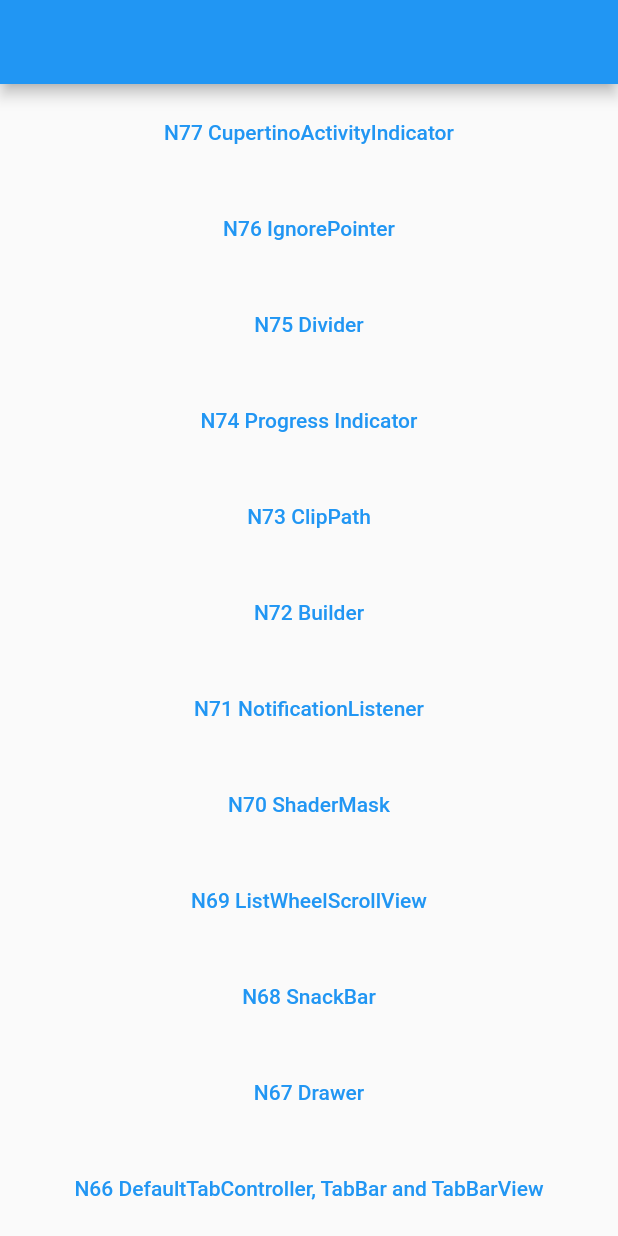
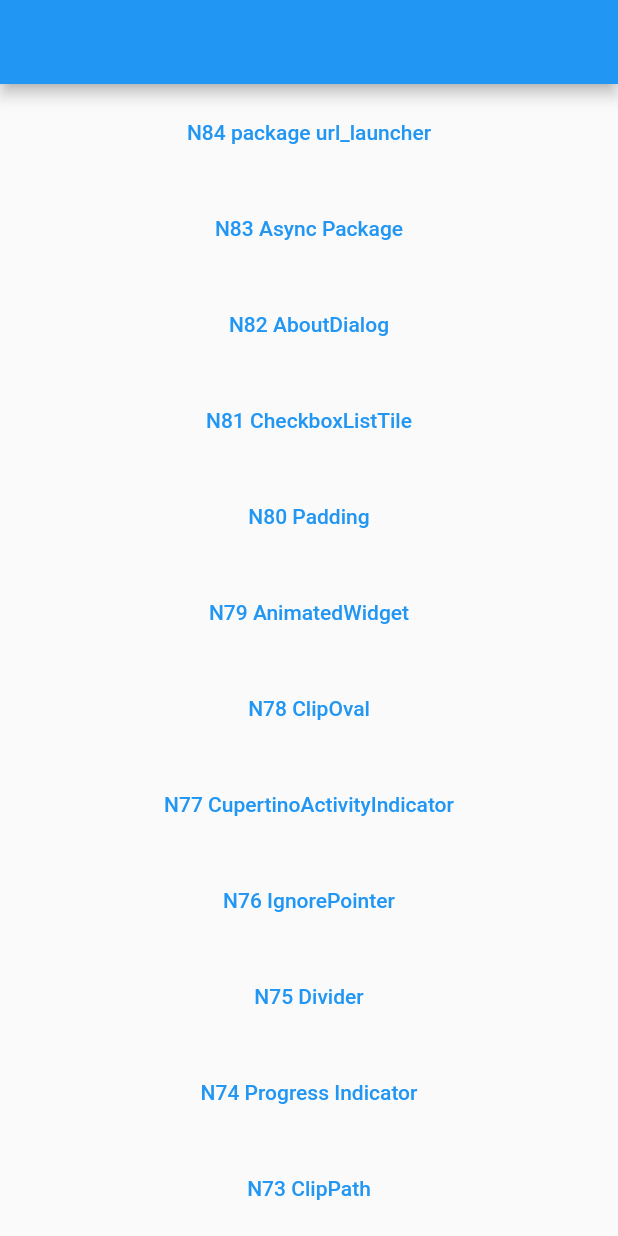
Before and after one commit to ychsue/my_flutter_test, a Flutter app: the screen it shows after launch, on a phone screen of 412 x 824 dp. Run offline on Flutter 3.47's test engine with Material 2 defaults, Android fonts, the phone set to English and light mode, and no system bars; our stand-ins replace bloc, flutter_bloc, get, transparent_image; missing offline and left inert: resizable_widget; Roboto replaces fonts that are missing (Georgia).

Commit message:
clip_oval, animated_widget, padding, checkbox_list_tile, about_dialog, async_pkg, url_launcher_pkg

```diff
--- a/lib/src/route/app_pages.dart
+++ b/lib/src/route/app_pages.dart
@@ -57,6 +57,13 @@ import 'package:test2/src/route/main_screens/n74_progress_indicator.dart';
 import 'package:test2/src/route/main_screens/n75_divider.dart';
 import 'package:test2/src/route/main_screens/n76_ignore_pointer.dart';
 import 'package:test2/src/route/main_screens/n77_cupertino_activity_indicator.dart';
+import 'package:test2/src/route/main_screens/n78_clip_oval.dart';
+import 'package:test2/src/route/main_screens/n79/n79_animated_widget.dart';
+import 'package:test2/src/route/main_screens/n80_padding.dart';
+import 'package:test2/src/route/main_screens/n81_checkbox_list_tile.dart';
+import 'package:test2/src/route/main_screens/n82_about_dialog.dart';
+import 'package:test2/src/route/main_screens/n83_async_pkg.dart';
+import 'package:test2/src/route/main_screens/n84_url_launcher_pkg.dart';
 import 'package:test2/src/route/main_screens/sliver_screen.dart';
 import 'package:test2/src/route/main_screens/unknown_screen.dart';
 import 'package:test2/src/route/main_screens/welcome_screen.dart';
@@ -134,10 +141,45 @@ enum Routes {
   n75_divider,
   n76_ignore_pointer,
   n77_cupertino_activity_indicator,
+  n78_clip_oval,
+  n79_animated_widget,
+  n80_padding,
+  n81_checkbox_list_tile,
+  n82_about_dialog,
+  n83_async_pkg,
+  n84_url_launcher,
 }
 
 abstract class AppPages {
   static final pages = [
+    GetPage(
+      name: Routes.n84_url_launcher.toLocation,
+      page: () => N84UrlLauncherPackage(),
+    ),
+    GetPage(
+      name: Routes.n83_async_pkg.toLocation,
+      page: () => N83AsyncPackage(),
+    ),
+    GetPage(
+      name: Routes.n82_about_dialog.toLocation,
+      page: () => N82AboutDialogScreen(),
+    ),
+    GetPage(
+      name: Routes.n81_checkbox_list_tile.toLocation,
+      page: () => N81CheckboxListTileScreen(),
+    ),
+    GetPage(
+      name: Routes.n80_padding.toLocation,
+      page: () => N80PaddingScreen(),
+    ),
+    GetPage(
+      name: Routes.n79_animated_widget.toLocation,
+      page: () => N79AnimatedWidgetScreen(),
+    ),
+    GetPage(
+      name: Routes.n78_clip_oval.toLocation,
+      page: () => N78ClipOvalScreen(),
+    ),
     GetPage(
       name: Routes.n77_cupertino_activity_indicator.toLocation,
       page: () => N77CupertinoActivityIndicatorScreen(),
--- a/lib/src/route/main_screens/get_home_screen.dart
+++ b/lib/src/route/main_screens/get_home_screen.dart
@@ -18,7 +18,52 @@ class GetHomeScreen extends StatelessWidget {
               margin: EdgeInsets.all(8.0),
               child: TextButton(
                   onPressed: () =>
-                      Get.toNamed(
+                      Get.toNamed(Routes.n84_url_launcher.toLocation),
+                  child: Text("N84 package url_launcher")),
+            ),
+            Container(
+              margin: EdgeInsets.all(8.0),
+              child: TextButton(
+                  onPressed: () => Get.toNamed(Routes.n83_async_pkg.toLocation),
+                  child: Text("N83 Async Package")),
+            ),
+            Container(
+              margin: EdgeInsets.all(8.0),
+              child: TextButton(
+                  onPressed: () =>
+                      Get.toNamed(Routes.n82_about_dialog.toLocation),
+                  child: Text("N82 AboutDialog")),
+            ),
+            Container(
+              margin: EdgeInsets.all(8.0),
+              child: TextButton(
+                  onPressed: () =>
+                      Get.toNamed(Routes.n81_checkbox_list_tile.toLocation),
+                  child: Text("N81 CheckboxListTile")),
+            ),
+            Container(
+              margin: EdgeInsets.all(8.0),
+              child: TextButton(
+                  onPressed: () => Get.toNamed(Routes.n80_padding.toLocation),
+                  child: Text("N80 Padding")),
+            ),
+            Container(
+              margin: EdgeInsets.all(8.0),
+              child: TextButton(
+                  onPressed: () =>
+                      Get.toNamed(Routes.n79_animated_widget.toLocation),
+                  child: Text("N79 AnimatedWidget")),
+            ),
+            Container(
+              margin: EdgeInsets.all(8.0),
+              child: TextButton(
+                  onPressed: () => Get.toNamed(Routes.n78_clip_oval.toLocation),
+                  child: Text("N78 ClipOval")),
+            ),
+            Container(
+              margin: EdgeInsets.all(8.0),
+              child: TextButton(
+                  onPressed: () => Get.toNamed(
                       Routes.n77_cupertino_activity_indicator.toLocation),
                   child: Text("N77 CupertinoActivityIndicator")),
             ),
@@ -32,8 +77,7 @@ class GetHomeScreen extends StatelessWidget {
             Container(
               margin: EdgeInsets.all(8.0),
               child: TextButton(
-                  onPressed: () =>
-                      Get.toNamed(Routes.n75_divider.toLocation),
+                  onPressed: () => Get.toNamed(Routes.n75_divider.toLocation),
                   child: Text("N75 Divider")),
             ),
             Container(
@@ -52,8 +96,7 @@ class GetHomeScreen extends StatelessWidget {
             Container(
               margin: EdgeInsets.all(8.0),
               child: TextButton(
-                  onPressed: () =>
-                      Get.toNamed(Routes.n72_builder.toLocation),
+                  onPressed: () => Get.toNamed(Routes.n72_builder.toLocation),
                   child: Text("N72 Builder")),
             ),
             Container(
@@ -86,8 +129,7 @@ class GetHomeScreen extends StatelessWidget {
             Container(
               margin: EdgeInsets.all(8.0),
               child: TextButton(
-                  onPressed: () =>
-                      Get.toNamed(Routes.n67_drawer.toLocation),
+                  onPressed: () => Get.toNamed(Routes.n67_drawer.toLocation),
                   child: Text("N67 Drawer")),
             ),
             Container(
@@ -107,8 +149,7 @@ class GetHomeScreen extends StatelessWidget {
             Container(
               margin: EdgeInsets.all(8.0),
               child: TextButton(
-                  onPressed: () =>
-                      Get.toNamed(
+                  onPressed: () => Get.toNamed(
                       Routes.n64_tween_animation_builder.toLocation),
                   child: Text("N64 TweenAnimationBuilder")),
             ),
@@ -163,8 +204,8 @@ class GetHomeScreen extends StatelessWidget {
             Container(
               margin: EdgeInsets.all(8.0),
               child: TextButton(
-                  onPressed: () => Get.toNamed(
-                      Routes.n56_data_table.toLocation),
+                  onPressed: () =>
+                      Get.toNamed(Routes.n56_data_table.toLocation),
                   child: Text("N56 DataTable")),
             ),
             Container(
@@ -198,8 +239,7 @@ class GetHomeScreen extends StatelessWidget {
             Container(
               margin: EdgeInsets.all(8.0),
               child: TextButton(
-                  onPressed: () =>
-                      Get.toNamed(Routes.n49_stack.toLocation),
+                  onPressed: () => Get.toNamed(Routes.n49_stack.toLocation),
                   child: Text("N49 Stack")),
             ),
             Container(
@@ -218,8 +258,7 @@ class GetHomeScreen extends StatelessWidget {
             Container(
               margin: EdgeInsets.all(8.0),
               child: TextButton(
-                  onPressed: () =>
-                      Get.toNamed(Routes
+                  onPressed: () => Get.toNamed(Routes
                       .n45_n46_animated_padding_and_indexed_stack.toLocation),
                   child: Text("N45 AnimatedPadding & N46 IndexedStack")),
             ),
@@ -288,8 +327,7 @@ class GetHomeScreen extends StatelessWidget {
             Container(
               margin: EdgeInsets.all(8.0),
               child: TextButton(
-                  onPressed: () =>
-                      Get.toNamed(Routes.n35_spacer.toLocation),
+                  onPressed: () => Get.toNamed(Routes.n35_spacer.toLocation),
                   child: Text("N35 Spacer")),
             ),
             Container(
@@ -302,8 +340,7 @@ class GetHomeScreen extends StatelessWidget {
             Container(
               margin: EdgeInsets.all(8.0),
               child: TextButton(
-                  onPressed: () =>
-                      Get.toNamed(Routes.n33_flexible.toLocation),
+                  onPressed: () => Get.toNamed(Routes.n33_flexible.toLocation),
                   child: Text("N33 Flexible")),
             ),
             Container(
@@ -316,8 +353,7 @@ class GetHomeScreen extends StatelessWidget {
             Container(
               margin: EdgeInsets.all(8.0),
               child: TextButton(
-                  onPressed: () => Get.toNamed(
-                      Routes.n31_draggable.toLocation),
+                  onPressed: () => Get.toNamed(Routes.n31_draggable.toLocation),
                   child: Text("N31 Draggable")),
             ),
             Container(
@@ -330,8 +366,7 @@ class GetHomeScreen extends StatelessWidget {
             Container(
               margin: EdgeInsets.all(8.0),
               child: TextButton(
-                  onPressed: () =>
-                      Get.toNamed(Routes.n29_sized_box.toLocation),
+                  onPressed: () => Get.toNamed(Routes.n29_sized_box.toLocation),
                   child: Text("N29 SizedBox")),
             ),
             Container(
@@ -358,8 +393,7 @@ class GetHomeScreen extends StatelessWidget {
             Container(
               margin: EdgeInsets.all(8.0),
               child: TextButton(
-                  onPressed: () =>
-                      Get.toNamed(Routes.n25_align.toLocation),
+                  onPressed: () => Get.toNamed(Routes.n25_align.toLocation),
                   child: Text("N25 Align")),
             ),
             Container(
@@ -372,8 +406,7 @@ class GetHomeScreen extends StatelessWidget {
             Container(
               margin: EdgeInsets.all(8.0),
               child: TextButton(
-                  onPressed: () =>
-                      Get.toNamed(Routes.n23_transform.toLocation),
+                  onPressed: () => Get.toNamed(Routes.n23_transform.toLocation),
                   child: Text("N23 Transform")),
             ),
             Container(
@@ -396,7 +429,6 @@ class GetHomeScreen extends StatelessWidget {
                   onPressed: () => Get.toNamed(Routes.n19_tooltip.toLocation),
                   child: Text("N19 Tooltip")),
             ),
-
             Container(
               margin: EdgeInsets.all(8.0),
               child: TextButton(
```
Also changed, not shown: lib/src/route/main_screens/n78_clip_oval.dart (added, +108 -0 lines), lib/src/route/main_screens/n79/my_btn_transition.dart (added, +21 -0 lines), lib/src/route/main_screens/n79/n79_animated_widget.dart (added, +52 -0 lines), lib/src/route/main_screens/n80_padding.dart (added, +43 -0 lines), lib/src/route/main_screens/n81_checkbox_list_tile.dart (added, +51 -0 lines), lib/src/route/main_screens/n82_about_dialog.dart (added, +33 -0 lines), lib/src/route/main_screens/n83_async_pkg.dart (added, +102 -0 lines), lib/src/route/main_screens/n84_url_launcher_pkg.dart (added, +51 -0 lines), assets/images/._tulip.jpg (added), pubspec.lock, 4 other files.
